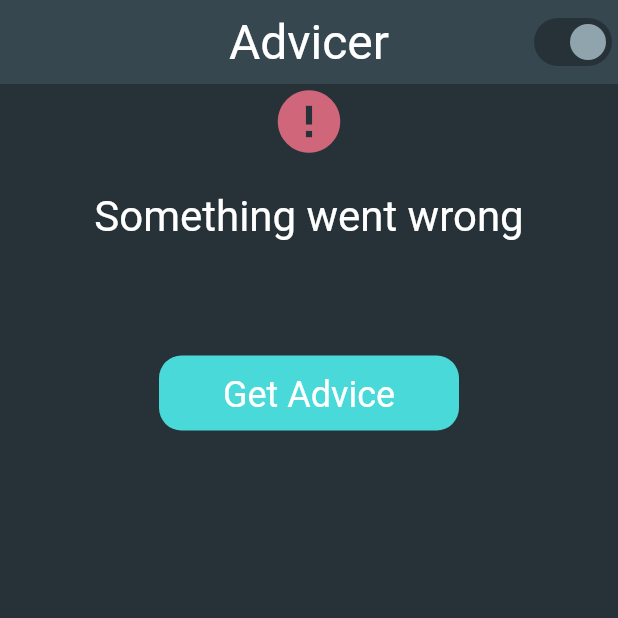
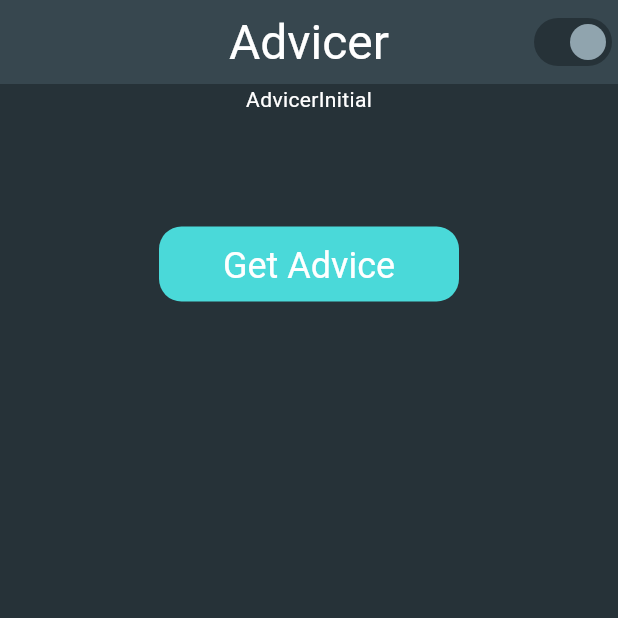
Before and after one commit to sumeetsolse/advicer, a Flutter app: the screen it shows after launch, on a phone screen of 412 x 824 dp, the top half of it. Run offline on Flutter 3.47's test engine with Material 3 defaults, Android fonts, the phone set to English and light mode, and no system bars; our stand-ins replace flutter_bloc.

Commit message:
75. Application Layer - BLoC Provider

```diff
--- a/lib/2_application/features/advice/advice_page.dart
+++ b/lib/2_application/features/advice/advice_page.dart
@@ -1,8 +1,23 @@
 import 'package:advicer/2_application/core/services/theme_service.dart';
 import 'package:advicer/2_application/core/widgets/cust_wid_error_message.dart';
+import 'package:advicer/2_application/features/advice/bloc/advicer_bloc.dart';
 import 'package:advicer/2_application/features/advice/widgets/custom_button.dart';
+import 'package:advicer/2_application/features/advice/widgets/wid_advice_field.dart';
 import 'package:flutter/material.dart';
+import 'package:flutter_bloc/flutter_bloc.dart';
 import 'package:provider/provider.dart';
+
+class AdvicerPageWrapperProvider extends StatelessWidget {
+  const AdvicerPageWrapperProvider({super.key});
+
+  @override
+  Widget build(BuildContext context) {
+    return BlocProvider(
+      create: (context) => AdvicerBloc(),
+      child: AdvicerPage(),
+    );
+  }
+}
 
 class AdvicerPage extends StatelessWidget {
   const AdvicerPage({super.key});
@@ -33,8 +48,19 @@ class AdvicerPage extends StatelessWidget {
           child: Column(
             children: <Widget>[
               Center(
-                child: CustWidErrorMessage(
-                    paraErrorMessage: 'Something went wrong'),
+                child: BlocBuilder<AdvicerBloc, AdvicerState>(
+                  builder: (context, state) {
+                    if (state is AdvicerInitial) {
+                      return Text("AdvicerInitial");
+                    } else if (state is AdvicerStateLoading) {
+                      return CircularProgressIndicator();
+                    } else if (state is AdvicerStateLoaded) {
+                      return WidAdviceField(paraAdvice: state.advice);
+                    }
+                    return CustWidErrorMessage(
+                        paraErrorMessage: 'Something went wrong');
+                  },
+                ),
               ),
               // Expanded(
               //   child: Center(
--- a/lib/2_application/features/advice/widgets/custom_button.dart
+++ b/lib/2_application/features/advice/widgets/custom_button.dart
@@ -1,4 +1,6 @@
+import 'package:advicer/2_application/features/advice/bloc/advicer_bloc.dart';
 import 'package:flutter/material.dart';
+import 'package:flutter_bloc/flutter_bloc.dart';
 
 class CustomButton extends StatelessWidget {
   const CustomButton({super.key});
@@ -8,7 +10,8 @@ class CustomButton extends StatelessWidget {
     final themeData = Theme.of(
         context); // It will reduce calling theme context multiple times
     return InkResponse(
-      onTap: () {},
+      onTap: () =>
+          BlocProvider.of<AdvicerBloc>(context).add(AdviceRequestedEvent()),
       child: Container(
         height: 50,
         width: 200,
--- a/lib/main.dart
+++ b/lib/main.dart
@@ -26,7 +26,7 @@ class MyApp extends StatelessWidget {
         darkTheme: AppTheme.darkTheme,
         theme: AppTheme.lightTheme,
         themeMode: themeService.isDarkModeOn ? ThemeMode.dark : ThemeMode.light,
-        home: AdvicerPage(),
+        home: AdvicerPageWrapperProvider(),
       );
     });
   }
```
Also changed, not shown: 11 other files.
